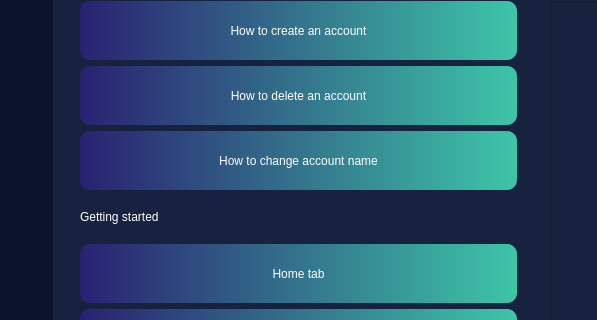
First picture: the form in HOMEWINDOW.ui, repository v4sud3v/MINI-PROJECT, before the edit; both pictures show x 122 to 719 and y 134 to 454 of the 1068 by 850 pixel window.
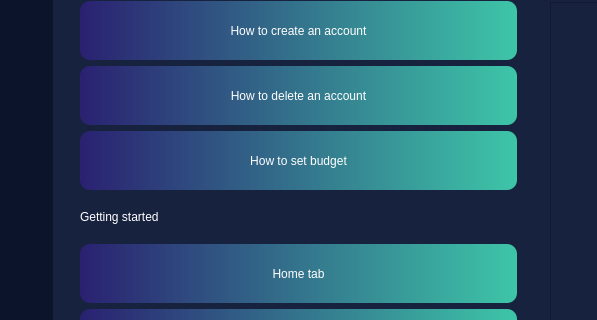
Second picture: the form after the edit. The open tabs and pages were chosen to show the change. Icons and pictures are not drawn.

```diff
--- a/HOMEWINDOW.ui
+++ b/HOMEWINDOW.ui
@@ -3364,7 +3364,7 @@
                     </size>
                    </property>
                    <property name="text">
-                    <string>How to change account name</string>
+                    <string>How to set budget</string>
                    </property>
                   </widget>
                  </item>
```
Left out of the diff: 56 changed lines with no effect on the pictures.
